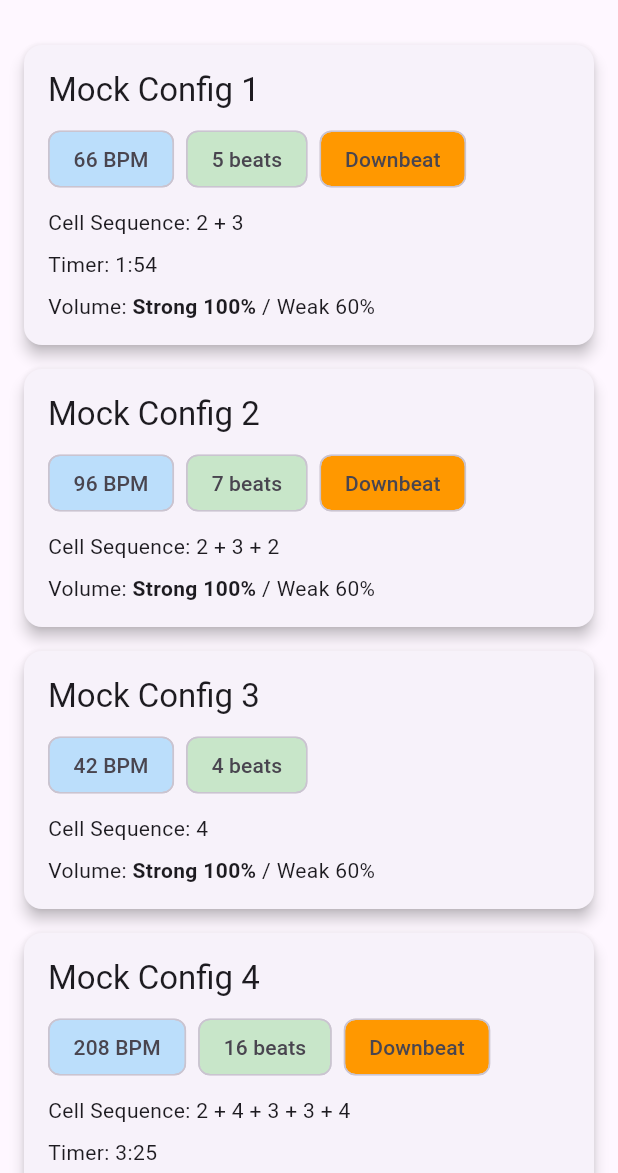
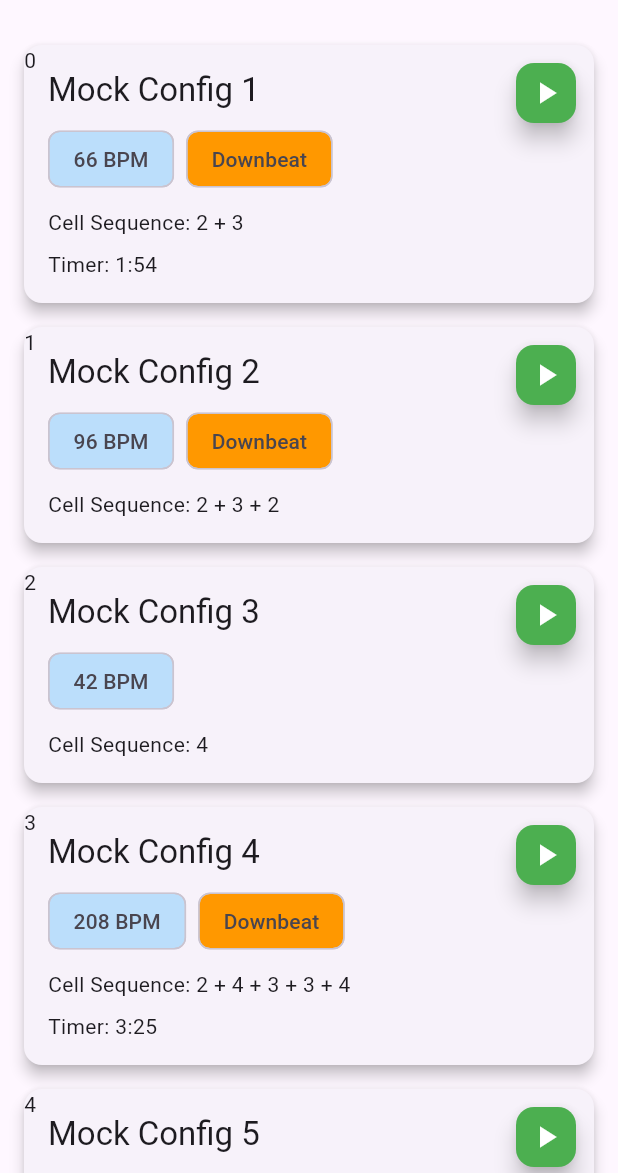
Before and after one commit to ulisinn/flutter_metronome, a Flutter app: the MetronomeList screen opened by its route, on a phone screen of 412 x 824 dp, the part 63-1236 px from its top. Run offline on Flutter 3.47's test engine with Material 3 defaults, Android fonts, the phone set to English and light mode, and no system bars; our stand-ins replace audioplayers, freezed_annotation, go_router.

Commit message:
play/stop toggle added to MetronomeConfigCard

```diff
--- a/lib/constants/mock_metronomeSettingsList.dart
+++ b/lib/constants/mock_metronomeSettingsList.dart
@@ -3,7 +3,7 @@ import '../features/metronome/models/cell_config.dart';
 
 const List<MetronomeConfig> mockMetronomeSettingsList = [
   MetronomeConfig(
-    id: null,
+    id: '0',
     title: 'Mock Config 1',
     initialBpm: 66.0,
     cellSequence: [
@@ -17,7 +17,7 @@ const List<MetronomeConfig> mockMetronomeSettingsList = [
     markDownbeat: true,
   ),
   MetronomeConfig(
-    id: null,
+    id: '1',
     title: 'Mock Config 2',
     initialBpm: 96.0,
     cellSequence: [
@@ -32,7 +32,7 @@ const List<MetronomeConfig> mockMetronomeSettingsList = [
     markDownbeat: true,
   ),
   MetronomeConfig(
-    id: null,
+    id: '2',
     title: 'Mock Config 3',
     initialBpm: 42.0,
     cellSequence: [
@@ -45,7 +45,7 @@ const List<MetronomeConfig> mockMetronomeSettingsList = [
     markDownbeat: false,
   ),
   MetronomeConfig(
-    id: null,
+    id: '3',
     title: 'Mock Config 4',
     initialBpm: 208.0,
     cellSequence: [
@@ -62,7 +62,7 @@ const List<MetronomeConfig> mockMetronomeSettingsList = [
     markDownbeat: true,
   ),
   MetronomeConfig(
-    id: null,
+    id: '4',
     title: 'Mock Config 5',
     initialBpm: 232.0,
     cellSequence: [CellConfig(pulses: 4, isActive: false)],
@@ -73,7 +73,7 @@ const List<MetronomeConfig> mockMetronomeSettingsList = [
     markDownbeat: false,
   ),
   MetronomeConfig(
-    id: null,
+    id: '5',
     title: 'Mock Config 6',
     initialBpm: 40.0,
     cellSequence: [
@@ -86,7 +86,7 @@ const List<MetronomeConfig> mockMetronomeSettingsList = [
     markDownbeat: false,
   ),
   MetronomeConfig(
-    id: null,
+    id: '6',
     title: 'Mock Config 7',
     initialBpm: 60.0,
     cellSequence: [CellConfig(pulses: 4, isActive: false)],
@@ -97,7 +97,7 @@ const List<MetronomeConfig> mockMetronomeSettingsList = [
     markDownbeat: false,
   ),
   MetronomeConfig(
-    id: null,
+    id: '7',
     title: 'Mock Config 8',
     initialBpm: 104.0,
     cellSequence: [
@@ -114,7 +114,7 @@ const List<MetronomeConfig> mockMetronomeSettingsList = [
     markDownbeat: true,
   ),
   MetronomeConfig(
-    id: null,
+    id: '8',
     title: 'Mock Config 9',
     initialBpm: 144.0,
     cellSequence: [
@@ -127,7 +127,7 @@ const List<MetronomeConfig> mockMetronomeSettingsList = [
     markDownbeat: false,
   ),
   MetronomeConfig(
-    id: null,
+    id: '9',
     title: 'Mock Config 10',
     initialBpm: 232.0,
     cellSequence: [
@@ -140,7 +140,7 @@ const List<MetronomeConfig> mockMetronomeSettingsList = [
     markDownbeat: false,
   ),
   MetronomeConfig(
-    id: null,
+    id: '10',
     title: 'Mock Config 11',
     initialBpm: 108.0,
     cellSequence: [CellConfig(pulses: 2, isActive: false)],
@@ -151,7 +151,7 @@ const List<MetronomeConfig> mockMetronomeSettingsList = [
     markDownbeat: true,
   ),
   MetronomeConfig(
-    id: null,
+    id: '11',
     title: 'Mock Config 12',
     initialBpm: 88.0,
     cellSequence: [
@@ -164,7 +164,7 @@ const List<MetronomeConfig> mockMetronomeSettingsList = [
     markDownbeat: false,
   ),
   MetronomeConfig(
-    id: null,
+    id: '12',
     title: 'Mock Config 13',
     initialBpm: 224.0,
     cellSequence: [
@@ -179,7 +179,7 @@ const List<MetronomeConfig> mockMetronomeSettingsList = [
     markDownbeat: true,
   ),
   MetronomeConfig(
-    id: null,
+    id: '13',
     title: 'Mock Config 14',
     initialBpm: 176.0,
     cellSequence: [CellConfig(pulses: 4, isActive: false)],
@@ -190,7 +190,7 @@ const List<MetronomeConfig> mockMetronomeSettingsList = [
     markDownbeat: false,
   ),
   MetronomeConfig(
-    id: null,
+    id: '14',
     title: 'Mock Config 15',
     initialBpm: 152.0,
     cellSequence: [
@@ -205,7 +205,7 @@ const List<MetronomeConfig> mockMetronomeSettingsList = [
     markDownbeat: true,
   ),
   MetronomeConfig(
-    id: null,
+    id: '15',
     title: 'Mock Config 16',
     initialBpm: 58.0,
     cellSequence: [
@@ -222,7 +222,7 @@ const List<MetronomeConfig> mockMetronomeSettingsList = [
     markDownbeat: false,
   ),
   MetronomeConfig(
-    id: null,
+    id: '16',
     title: 'Mock Config 17',
     initialBpm: 54.0,
     cellSequence: [
@@ -236,7 +236,7 @@ const List<MetronomeConfig> mockMetronomeSettingsList = [
     markDownbeat: true,
   ),
   MetronomeConfig(
-    id: null,
+    id: '17',
     title: 'Mock Config 18',
     initialBpm: 63.0,
     cellSequence: [
@@ -253,7 +253,7 @@ const List<MetronomeConfig> mockMetronomeSettingsList = [
     markDownbeat: false,
   ),
   MetronomeConfig(
-    id: null,
+    id: '18',
     title: 'Mock Config 19',
     initialBpm: 76.0,
     cellSequence: [
@@ -267,7 +267,7 @@ const List<MetronomeConfig> mockMetronomeSettingsList = [
     markDownbeat: true,
   ),
   MetronomeConfig(
-    id: null,
+    id: '19',
     title: 'Mock Config 20',
     initialBpm: 108.0,
     cellSequence: [CellConfig(pulses: 3, isActive: false)],
@@ -278,7 +278,7 @@ const List<MetronomeConfig> mockMetronomeSettingsList = [
     markDownbeat: true,
   ),
   MetronomeConfig(
-    id: null,
+    id: '20',
     title: 'Mock Config 21',
     initialBpm: 240.0,
     cellSequence: [
@@ -294,7 +294,7 @@ const List<MetronomeConfig> mockMetronomeSettingsList = [
     markDownbeat: false,
   ),
   MetronomeConfig(
-    id: null,
+    id: '21',
     title: 'Mock Config 22',
     initialBpm: 66.0,
     cellSequence: [
@@ -308,7 +308,7 @@ const List<MetronomeConfig> mockMetronomeSettingsList = [
     markDownbeat: false,
   ),
   MetronomeConfig(
-    id: null,
+    id: '22',
     title: 'Mock Config 23',
     initialBpm: 100.0,
     cellSequence: [
@@ -324,7 +324,7 @@ const List<MetronomeConfig> mockMetronomeSettingsList = [
     markDownbeat: false,
   ),
   MetronomeConfig(
-    id: null,
+    id: '23',
     title: 'Mock Config 24',
     initialBpm: 50.0,
     cellSequence: [
@@ -341,7 +341,7 @@ const List<MetronomeConfig> mockMetronomeSettingsList = [
     markDownbeat: false,
   ),
   MetronomeConfig(
-    id: null,
+    id: '24',
     title: 'Mock Config 25',
     initialBpm: 56.0,
     cellSequence: [
--- a/lib/features/metronome/presentation/widgets/metronome_config_card.dart
+++ b/lib/features/metronome/presentation/widgets/metronome_config_card.dart
@@ -1,26 +1,61 @@
 import 'package:flutter/material.dart';
+import 'package:uuid/uuid.dart';
+import '../../../../core/metronome_engine.dart';
 import '../../models/metronome_config.dart';
 
-class MetronomeConfigCard extends StatelessWidget {
+class MetronomeConfigCard extends StatefulWidget {
   final MetronomeConfig config;
 
-  const MetronomeConfigCard({
-    super.key,
-    required this.config,
+  const MetronomeConfigCard({super.key, required this.config});
+
+  @override
+  State<MetronomeConfigCard> createState() => _MetronomeConfigCardState();
+}
+
+class _MetronomeConfigCardState extends State<MetronomeConfigCard> {
+  late final MetronomeEngine _metronome;
+  bool _isPlaying = false;
+
+  @override
+  void initState() {
+    super.initState();
+    _metronome = MetronomeEngine(config: widget.config);
+
+    _metronome.onPlaybackStateChanged = (isPlaying) {
+      setState(() {
+        _isPlaying = isPlaying;
       });
+    };
+  }
+
+  @override
+  void dispose() {
+    _metronome.dispose();
+    super.dispose();
+  }
+
+  // TODO: allow exactly one metronome at a time in the app
+  void _togglePlayback() {
+    if (_isPlaying) {
+      // _metronome.stop();
+    } else {
+      // _metronome.start();
+    }
+
+    setState(() {
+      _isPlaying = !_isPlaying;
+    });
+  }
 
   @override
   Widget build(BuildContext context) {
-    // Calculate total beats in the cell sequence
-    int totalBeats = config.cellSequence.fold(
-      0,
-      (sum, cell) => sum + cell.pulses
-    );
-
     return Card(
       margin: const EdgeInsets.only(bottom: 16.0),
       elevation: 4.0,
-      child: Padding(
+      child: Stack(
+        children: [
+          // Main content
+          Padding(
             padding: const EdgeInsets.all(16.0),
             child: Column(
               crossAxisAlignment: CrossAxisAlignment.start,
@@ -28,7 +63,7 @@ class MetronomeConfigCard extends StatelessWidget {
                 SingleChildScrollView(
                   scrollDirection: Axis.horizontal,
                   child: Text(
-                config.title ?? 'Untitled',
+                    widget.config.title ?? 'Untitled',
                     style: Theme.of(context).textTheme.titleLarge,
                   ),
                 ),
@@ -38,15 +73,10 @@ class MetronomeConfigCard extends StatelessWidget {
                   child: Row(
                     children: [
                       Chip(
-                    label: Text('${config.initialBpm.toInt()} BPM'),
+                        label: Text('${widget.config.initialBpm.toInt()} BPM'),
                         backgroundColor: Colors.blue.shade100,
                       ),
-                  const SizedBox(width: 8.0),
-                  Chip(
-                    label: Text('$totalBeats beats'),
-                    backgroundColor: Colors.green.shade100,
-                  ),
-                  if (config.markDownbeat)
+                      if (widget.config.markDownbeat)
                         const Padding(
                           padding: EdgeInsets.only(left: 8.0),
                           child: Chip(
@@ -61,45 +91,41 @@ class MetronomeConfigCard extends StatelessWidget {
                 SingleChildScrollView(
                   scrollDirection: Axis.horizontal,
                   child: Text(
-                'Cell Sequence: ${config.cellSequence.map((cell) => cell.pulses).join(' + ')}',
+                    'Cell Sequence: ${widget.config.cellSequence.map((cell) => cell.pulses).join(' + ')}',
                     style: Theme.of(context).textTheme.bodyMedium,
                   ),
                 ),
-            if (config.useCountdownTimer) ...[
+                if (widget.config.useCountdownTimer) ...[
                   const SizedBox(height: 8.0),
                   SingleChildScrollView(
                     scrollDirection: Axis.horizontal,
                     child: Text(
-                  'Timer: ${_formatDuration(config.countdownDurationSeconds)}',
+                      'Timer: ${_formatDuration(widget.config.countdownDurationSeconds)}',
                       style: Theme.of(context).textTheme.bodyMedium,
                     ),
                   ),
                 ],
-            const SizedBox(height: 8.0),
-            SingleChildScrollView(
-              scrollDirection: Axis.horizontal,
-              child: Row(
-                children: [
-                  Text(
-                    'Volume: ',
-                    style: Theme.of(context).textTheme.bodyMedium,
-                  ),
-                  Text(
-                    'Strong ${(config.strongBeatVolume * 100).toInt()}%',
-                    style: Theme.of(context).textTheme.bodyMedium?.copyWith(
-                      fontWeight: FontWeight.bold,
-                    ),
-                  ),
-                  const Text(' / '),
-                  Text(
-                    'Weak ${(config.weakBeatVolume * 100).toInt()}%',
-                    style: Theme.of(context).textTheme.bodyMedium,
-                  ),
               ],
             ),
           ),
+          Text(widget.config.id ?? Uuid().v4()),
+          // Play/Stop button
+          Positioned(
+            top: 8.0,
+            right: 8.0,
+            child: FloatingActionButton(
+              heroTag: "btn_${widget.config.id}",
+              // Add this line to make the hero tag unique
+              onPressed: _togglePlayback,
+              mini: true,
+              backgroundColor: _isPlaying ? Colors.red : Colors.green,
+              child: Icon(
+                _isPlaying ? Icons.stop : Icons.play_arrow,
+                color: Colors.white,
+              ),
+            ),
+          ),
         ],
-        ),
       ),
     );
   }
```
Lines whose indentation alone changed are shown as unchanged.
